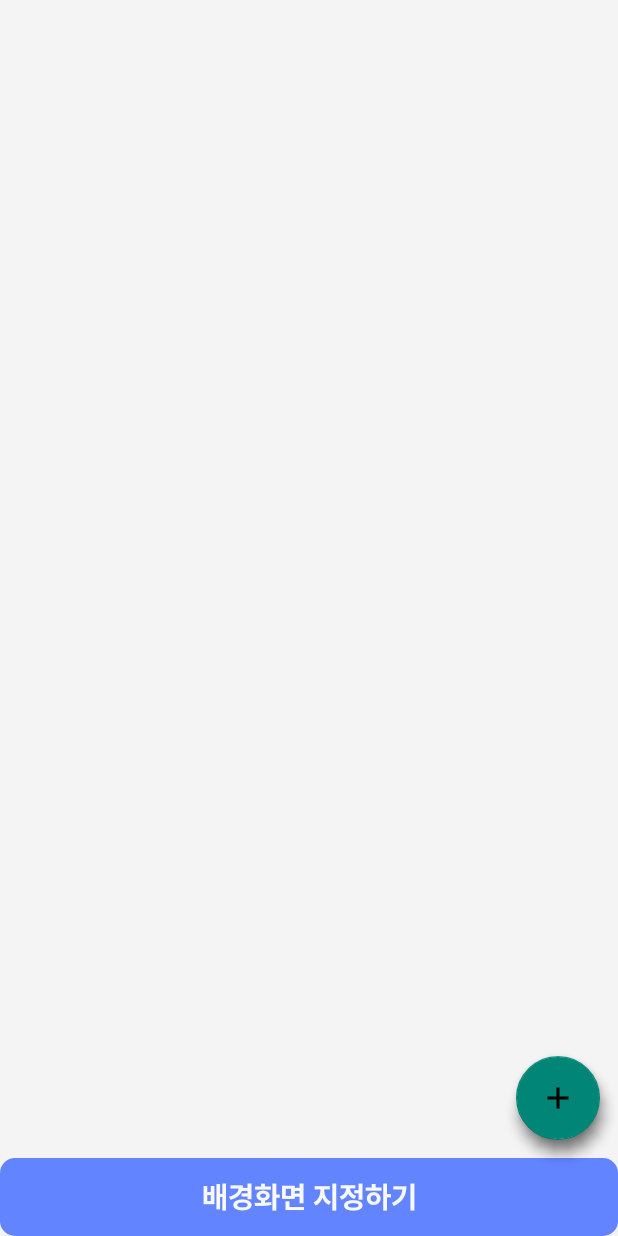
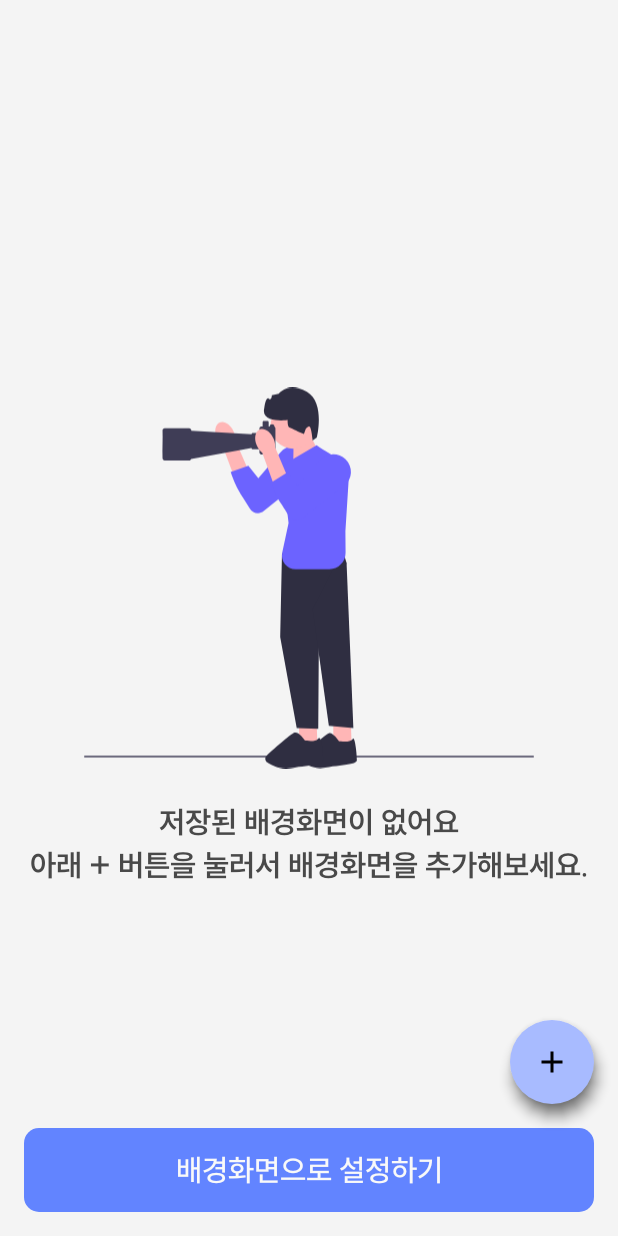
Before and after one commit to kichan05/Multi-Wallpaper, an Android app: the screen it shows after launch (MainActivity), on a phone screen of 412 x 824 dp. Run offline under Robolectric (Android 15) with nearby library versions, the phone set to English and light mode, and no system bars; our stand-ins replace Room's generated code, data binding.

Commit message:
Package name rename

```diff
--- a/app/src/main/AndroidManifest.xml
+++ b/app/src/main/AndroidManifest.xml
@@ -15,14 +15,15 @@
         android:theme="@style/Theme.MultiWallpaper"
         tools:targetApi="31">
         <activity
-            android:name=".AddWallpaperActivity"
+            android:name="dev.kichan.multiwallpaper.AddWallpaperActivity"
+            android:windowSoftInputMode="adjustResize"
             android:exported="false">
             <meta-data
                 android:name="android.app.lib_name"
                 android:value="" />
         </activity>
         <activity
-            android:name=".MainActivity"
+            android:name="dev.kichan.multiwallpaper.MainActivity"
             android:exported="true">
             <intent-filter>
                 <action android:name="android.intent.action.MAIN" />
--- a/app/src/main/java/com/heechan/multiwallpaper/ExtraKey.kt
+++ b/app/src/main/java/dev/kichan/multiwallpaper/ExtraKey.kt
@@ -1,4 +1,4 @@
-package com.heechan.multiwallpaper
+package dev.kichan.multiwallpaper
 
 enum class ExtraKey(val key : String) {
     GET_IMAGE_EXTRA("ImageUri"),
--- a/app/src/main/java/com/heechan/multiwallpaper/Util.kt
+++ b/app/src/main/java/dev/kichan/multiwallpaper/Util.kt
@@ -1,4 +1,4 @@
-package com.heechan.multiwallpaper
+package dev.kichan.multiwallpaper
 
 import android.app.Activity
 import android.graphics.Point
--- a/app/src/main/java/com/heechan/multiwallpaper/ViewPagerAdapter.kt
+++ b/app/src/main/java/dev/kichan/multiwallpaper/ViewPagerAdapter.kt
@@ -1,11 +1,7 @@
-package com.heechan.multiwallpaper
+package dev.kichan.multiwallpaper
 
 import androidx.fragment.app.Fragment
 import androidx.fragment.app.FragmentActivity
-import androidx.fragment.app.FragmentManager
-import androidx.fragment.app.FragmentPagerAdapter
-import androidx.fragment.app.FragmentStatePagerAdapter
-import androidx.fragment.app.ListFragment
 import androidx.viewpager2.adapter.FragmentStateAdapter
 
 class ViewPagerAdapter(
--- a/app/src/main/java/com/heechan/multiwallpaper/Wallpaper.kt
+++ b/app/src/main/java/dev/kichan/multiwallpaper/Wallpaper.kt
@@ -1,17 +1,18 @@
-package com.heechan.multiwallpaper
+package dev.kichan.multiwallpaper
 
 import android.content.Context
 import android.graphics.Bitmap
 import android.graphics.BitmapFactory
 import androidx.annotation.DrawableRes
 import androidx.room.*
+import java.io.Serializable
 
 @Entity
 data class Wallpaper(
     @PrimaryKey(autoGenerate = true) val id: Int = 0,
     @ColumnInfo("wallpaper_name") val wallpaperName: String,
     val wallpaper: Bitmap? = null
-) {
+) : Serializable {
 
     constructor(wallpaperName: String, @DrawableRes imageDrawable: Int, context: Context) : this(
         wallpaperName =  wallpaperName, wallpaper = BitmapFactory.decodeResource(context.resources, imageDrawable)!!
--- a/app/src/main/java/com/heechan/multiwallpaper/model/db/WallpaperDBDao.kt
+++ b/app/src/main/java/dev/kichan/multiwallpaper/model/db/WallpaperDBDao.kt
@@ -1,9 +1,9 @@
-package com.heechan.multiwallpaper.model.db
+package dev.kichan.multiwallpaper.model.db
 
 import androidx.room.Dao
 import androidx.room.Insert
 import androidx.room.Query
-import com.heechan.multiwallpaper.Wallpaper
+import dev.kichan.multiwallpaper.Wallpaper
 
 @Dao
 interface WallpaperDBDao {
--- a/app/src/main/java/com/heechan/multiwallpaper/model/db/WallpaperDBTypeConverter.kt
+++ b/app/src/main/java/dev/kichan/multiwallpaper/model/db/WallpaperDBTypeConverter.kt
@@ -1,4 +1,4 @@
-package com.heechan.multiwallpaper.model.db
+package dev.kichan.multiwallpaper.model.db
 
 import android.graphics.Bitmap
 import android.graphics.BitmapFactory
--- a/app/src/main/java/com/heechan/multiwallpaper/model/db/WallpaperDataBase.kt
+++ b/app/src/main/java/dev/kichan/multiwallpaper/model/db/WallpaperDataBase.kt
@@ -1,11 +1,11 @@
-package com.heechan.multiwallpaper.model.db
+package dev.kichan.multiwallpaper.model.db
 
 import android.content.Context
 import androidx.room.Database
 import androidx.room.Room
 import androidx.room.RoomDatabase
 import androidx.room.TypeConverters
-import com.heechan.multiwallpaper.Wallpaper
+import dev.kichan.multiwallpaper.Wallpaper
 
 @Database(
     version = 1,
--- /dev/null
+++ b/app/src/main/res/drawable/ic_find.xml
@@ -0,0 +1,54 @@
+<vector xmlns:android="http://schemas.android.com/apk/res/android"
+    android:width="731.67dp"
+    android:height="619.12dp"
+    android:viewportWidth="731.67"
+    android:viewportHeight="619.12">
+  <path
+      android:pathData="m0,599.6c0,0.66 0.53,1.19 1.19,1.19h729.29c0.66,0 1.19,-0.53 1.19,-1.19s-0.53,-1.19 -1.19,-1.19H1.19c-0.66,0 -1.19,0.53 -1.19,1.19Z"
+      android:fillColor="#3f3d56"/>
+  <path
+      android:pathData="M405.33,539.7l0,39.33l29.74,0.96l-1.24,-40.29l-28.5,0z"
+      android:fillColor="#ffb6b6"/>
+  <path
+      android:pathData="m399.45,561.58c-0.4,0 -0.8,0.05 -1.18,0.16 -5.37,1.53 -36.43,29.27 -45.82,37.73 -1.16,1.05 -1.78,2.54 -1.69,4.1 0.08,1.55 0.86,2.96 2.12,3.87 7.12,5.13 21.72,13.25 39.42,9.97 8.14,-1.51 16.36,-2.46 23.62,-3.29 15.53,-1.79 27.79,-3.21 27.79,-8.7 0,-9.33 -2.56,-33.9 -5.78,-34.93 -0.29,-0.09 -0.63,0.14 -1.02,0.68 -4.92,6.89 -21.84,3.23 -22.56,3.07l-0.19,-0.04 -0.11,-0.16c-0.09,-0.13 -8.37,-12.44 -14.6,-12.44h0v-0.02h0v0Z"
+      android:fillColor="#2f2e41"/>
+  <path
+      android:pathData="M349.7,539.7l0,39.33l29.73,0.96l-1.24,-40.29l-28.49,0z"
+      android:fillColor="#ffb6b6"/>
+  <path
+      android:pathData="M337.71,258.17l-15.83,11.99l-2.88,135.25l26.86,147.72l35.01,1.44l0.96,-141.01l45.09,-128.53l-9.12,-30.22l-80.09,3.36z"
+      android:fillColor="#2f2e41"/>
+  <path
+      android:pathData="M411.57,281.19l15.35,3.84l11.03,268.1l-39.81,-3.36l-26.38,-189.45l39.81,-79.13z"
+      android:fillColor="#2f2e41"/>
+  <path
+      android:pathData="m328.47,619.12c-13.65,0 -24.73,-6.03 -30.65,-10.1 -1.79,-1.23 -2.9,-3.18 -3.04,-5.35 -0.14,-2.19 0.71,-4.29 2.34,-5.76 14.7,-13.22 40.12,-35.62 45.25,-37.09 6.65,-1.91 15.58,10.81 16.73,12.5 1.86,0.38 17.09,3.29 21.38,-2.73 0.82,-1.15 1.59,-1.2 2.09,-1.04 4.59,1.47 6.45,31.03 6.45,35.85 0,6.35 -12.01,7.74 -28.64,9.66 -7.24,0.84 -15.44,1.78 -23.55,3.28 -2.88,0.53 -5.67,0.77 -8.37,0.77h0l0.01,0.01Z"
+      android:fillColor="#2f2e41"/>
+  <path
+      android:pathData="m216.29,83.18c-5.08,-11.22 -3.17,-22.98 4.27,-26.25s17.59,3.18 22.67,14.41c2.09,4.46 3.05,9.36 2.78,14.29l20.9,47.84 -23.58,9.46 -18.1,-48.16c-3.9,-3.1 -6.97,-7.07 -8.94,-11.58h0s0,-0.01 0,-0.01Z"
+      android:fillColor="#ffb6b6"/>
+  <path
+      android:pathData="m360.76,103.49h0c12.74,12.02 11.95,32.52 -1.69,43.51l-66.8,53.82c-7.29,5.87 -18.11,3.8 -22.71,-4.36 -17.55,-28.42 -20.86,-29.98 -31.07,-59.1l28.77,-10.06 16.22,20.31 35.42,-41.78c10.7,-12.63 29.81,-13.69 41.85,-2.34h0l0.01,-0Z"
+      android:fillColor="#6c63ff"/>
+  <path
+      android:pathData="M370.6,82.99l10.92,22.01l-41.29,19.94l0.5,-35.29l29.87,-6.66z"
+      android:fillColor="#ffb6b6"/>
+  <path
+      android:pathData="M340.37,62.48m-37.16,0a37.16,37.16 0,1 1,74.32 0a37.16,37.16 0,1 1,-74.32 0"
+      android:fillColor="#ffb6b6"/>
+  <path
+      android:pathData="m340.12,116.36l38.1,-22.51h0c27.94,19.6 51.21,24.18 51.95,58.3l-5.15,81.39 0.3,35.05c0.13,14.72 -11.77,26.71 -26.48,26.71h-54.4c-14.4,0 -25.12,-13.28 -22.09,-27.36l10.27,-47.69 -10.97,-92.94 18.47,-10.97h0v0.02h0v0,-0Z"
+      android:fillColor="#6c63ff"/>
+  <path
+      android:pathData="m127.69,69.66c0,-1.95 1.58,-3.52 3.52,-3.52h39.71c1.95,0 3.52,1.58 3.52,3.52v0.48l97.93,5.73c0.28,-1.11 1.28,-1.94 2.49,-1.94h10.41v-7.61c0,-1.7 1.38,-3.07 3.07,-3.07h2.12v-6.72c0,-1.07 0.87,-1.94 1.94,-1.94h5.93c1.07,0 1.94,0.87 1.94,1.94v6.72h1.95c-0.14,-0.27 -0.22,-0.56 -0.22,-0.87 0,-1.43 1.68,-2.6 3.75,-2.6s3.75,1.16 3.75,2.6c0,0.37 -0.12,0.73 -0.32,1.05 1.19,0.42 2.06,1.55 2.06,2.89v39.46c0,1.7 -1.38,3.07 -3.07,3.07h-19.83c-1.7,0 -3.07,-1.38 -3.07,-3.07v-5.3h-10.41c-1.34,0 -2.43,-1.03 -2.55,-2.34l-98.03,18.05c-0.45,1.43 -1.78,2.47 -3.36,2.47h-39.71c-1.95,0 -3.52,-1.58 -3.52,-3.52 -0.47,-16.1 0.57,-31.39 0,-45.48 0,0 -0,0 -0,0Z"
+      android:fillColor="#3f3d56"/>
+  <path
+      android:pathData="m281.03,94.44c-4.95,-11.28 -2.9,-23.01 4.58,-26.2 7.48,-3.18 17.55,3.38 22.5,14.67 2.04,4.48 2.94,9.39 2.61,14.32l20.34,48.08 -23.69,9.19 -17.54,-48.37c-3.87,-3.14 -6.89,-7.15 -8.8,-11.69h0Z"
+      android:fillColor="#ffb6b6"/>
+  <path
+      android:pathData="m425.25,116.44h0c12.6,12.17 11.56,32.66 -2.2,43.49l-67.42,53.03c-7.36,5.79 -18.15,3.59 -22.66,-4.62 -17.22,-28.62 -18.61,-24.73 -28.48,-53.97l26.55,-16.74 16.42,22.03 35.9,-41.36c10.85,-12.5 29.97,-13.34 41.88,-1.85h0.01s0,-0.01 0,-0.01Z"
+      android:fillColor="#6c63ff"/>
+  <path
+      android:pathData="m378.58,81.17l-6.87,4.92s-2.02,-21.45 -4.81,-22.4 -6.55,3.99 -6.55,3.99l-2.75,8.05 -9.09,-3.79s-10.52,-5.67 -14.24,-6.94 -3.16,-12.05 -3.16,-12.05c0,0 -44.64,6.11 -37.94,-19.62 0,0 2.31,-18.93 7.25,-15.17s5.01,-5.56 5.01,-5.56l11.2,-2.41s15.37,-20.7 45.69,-3.09c30.32,17.61 16.25,74.05 16.25,74.05h0v0.02s0.01,0 0.01,0Z"
+      android:fillColor="#2f2e41"/>
+</vector>
--- a/app/src/main/res/layout/activity_main.xml
+++ b/app/src/main/res/layout/activity_main.xml
@@ -10,7 +10,40 @@
     <androidx.constraintlayout.widget.ConstraintLayout
         android:layout_width="match_parent"
         android:layout_height="match_parent"
-        tools:context=".MainActivity">
+        tools:context="dev.kichan.multiwallpaper.MainActivity">
+
+        <LinearLayout
+            android:id="@+id/layout_main_null"
+            android:layout_width="wrap_content"
+            android:layout_height="wrap_content"
+
+            android:orientation="vertical"
+
+            android:gravity="center"
+
+            app:layout_constraintTop_toTopOf="parent"
+            app:layout_constraintStart_toStartOf="parent"
+            app:layout_constraintEnd_toEndOf="parent"
+            app:layout_constraintBottom_toBottomOf="parent"
+            >
+            <ImageView
+                android:layout_width="300dp"
+                android:layout_height="300dp"
+
+                android:src="@drawable/ic_find"
+                />
+
+            <TextView
+                android:layout_width="wrap_content"
+                android:layout_height="wrap_content"
+
+                android:gravity="center"
+                android:textSize="20sp"
+                android:textFontWeight="600"
+
+                android:text="저장된 배경화면이 없어요\n아래 + 버튼을 눌러서 배경화면을 추가해보세요."
+                />
+        </LinearLayout>
 
         <androidx.viewpager2.widget.ViewPager2
             android:id="@+id/vp_main"
@@ -27,7 +60,10 @@
             android:layout_width="0dp"
             android:layout_height="wrap_content"
 
-            android:text="배경화면 지정하기"
+            android:text="배경화면으로 설정하기"
+
+            android:layout_marginHorizontal="@dimen/ui_padding_horizontal"
+            android:layout_marginBottom="@dimen/ui_padding_vertical"
 
             app:layout_constraintStart_toStartOf="parent"
             app:layout_constraintEnd_toEndOf="parent"
@@ -38,11 +74,14 @@
             android:layout_width="wrap_content"
             android:layout_height="wrap_content"
 
+            android:backgroundTint="@color/blue_300"
+            app:borderWidth="0dp"
+            android:elevation="0dp"
+
             android:src="@drawable/ic_add"
+            android:layout_marginBottom="@dimen/ui_padding_vertical"
 
-            android:layout_margin="12dp"
-
-            app:layout_constraintEnd_toEndOf="parent"
+            app:layout_constraintEnd_toEndOf="@id/btn_main_setWallpaper"
             app:layout_constraintBottom_toTopOf="@id/btn_main_setWallpaper"
             />
 
--- a/app/src/main/res/values-night/themes.xml
+++ b/app/src/main/res/values-night/themes.xml
@@ -29,8 +29,9 @@
 
         <!--    Design System Theme    -->
         <item name="android:windowBackground">?attr/bg_color</item>
+        <item name="android:spotShadowAlpha">0.5</item>
         <item name="android:textViewStyle">@style/txt_style</item>
         <item name="android:buttonStyle">@style/btn_main_style</item>
-        <item name="editTextStyle">@style/edt_style</item>
+<!--        <item name="editTextStyle">@style/edt_style</item>-->
     </style>
 </resources>
--- a/app/src/main/res/values/design_system.xml
+++ b/app/src/main/res/values/design_system.xml
@@ -10,29 +10,16 @@
     <style name="btn_main_style" parent="txt_style">
         <item name="android:textColor">?attr/btn_main_txt_color</item>
         <item name="android:textSize">20sp</item>
-        <item name="android:textFontWeight">700</item>
+        <item name="android:textFontWeight">500</item>
 
         <item name="android:background">@drawable/sh_radious_10</item>
         <item name="android:backgroundTint">?attr/btn_main_bg_color</item>
 
         <item name="android:gravity">center</item>
 
-        <item name="android:paddingVertical">13dp</item>
+        <item name="android:paddingVertical">15dp</item>
     </style>
 
-    <style name="edt_style" parent="txt_style">
-        <item name="android:textColor">?attr/edt_txt_color</item>
-        <item name="android:textSize">18sp</item>
-        <item name="android:textFontWeight">400</item>
-
-        <item name="android:background">@drawable/sh_radious_10</item>
-        <item name="android:backgroundTint">?attr/edt_bg_color</item>
-
-        <item name="android:gravity">center_vertical</item>
-
-        <item name="android:paddingVertical">16dp</item>
-        <item name="android:paddingHorizontal">20dp</item>
-    </style>
 
     <style name="action_bar_title_type" parent="TextAppearance.MaterialComponents.Headline6">
         <item name="android:textFontWeight">700</item>
--- a/app/src/main/res/values/themes.xml
+++ b/app/src/main/res/values/themes.xml
@@ -30,7 +30,22 @@
         <!--    Design System Theme    -->
         <item name="android:windowBackground">?attr/bg_color</item>
         <item name="android:spotShadowAlpha">0.5</item>
+        <item name="android:textViewStyle">@style/txt_style</item>
         <item name="android:buttonStyle">@style/btn_main_style</item>
-        <item name="editTextStyle">@style/edt_style</item>
+<!--        <item name="editTextStyle">@style/edt_style</item>-->
+    </style>
+
+    <style name="edt_style" parent="txt_style">
+        <item name="android:textColor">?attr/edt_txt_color</item>
+        <item name="android:textSize">18sp</item>
+        <item name="android:textFontWeight">400</item>
+
+        <item name="android:background">@drawable/sh_radious_10</item>
+        <item name="android:backgroundTint">?attr/edt_bg_color</item>
+
+        <item name="android:gravity">center_vertical</item>
+
+        <item name="android:paddingVertical">16dp</item>
+        <item name="android:paddingHorizontal">20dp</item>
     </style>
 </resources>
```
Also changed, not shown: app/src/main/java/dev/kichan/multiwallpaper/AddWallpaperActivity.kt (renamed from app/src/main/java/com/heechan/multiwallpaper/AddWallpaperActivity.kt, +12 -5 lines), app/src/main/java/dev/kichan/multiwallpaper/LoadingDialog.kt (added, +27 -0 lines), app/src/main/java/dev/kichan/multiwallpaper/MainActivity.kt (renamed from app/src/main/java/com/heechan/multiwallpaper/MainActivity.kt, +20 -9 lines), app/src/main/java/dev/kichan/multiwallpaper/WallpaperFragment.kt (renamed from app/src/main/java/com/heechan/multiwallpaper/WallpaperFragment.kt, +15 -5 lines), app/src/main/res/layout/activity_add_wallpaper.xml (+4 -3 lines), app/src/main/res/layout/dialog_loading.xml (added, +27 -0 lines), app/src/main/res/layout/fragment_wallpaper.xml (+12 -13 lines), 1 other file.
